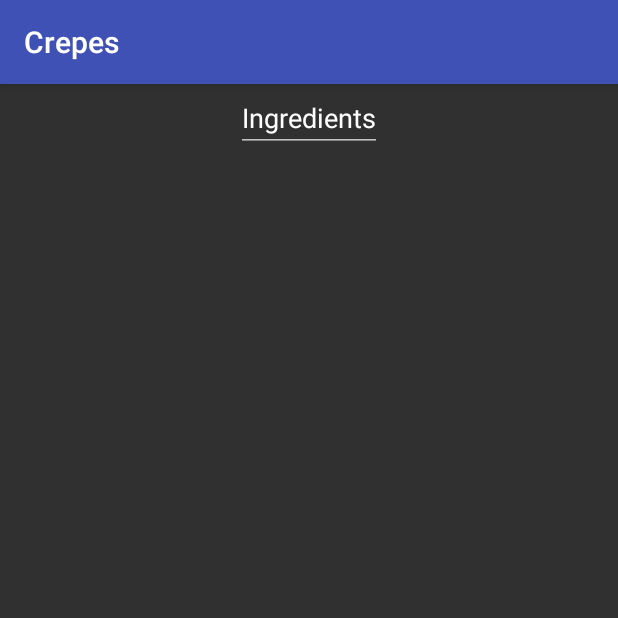
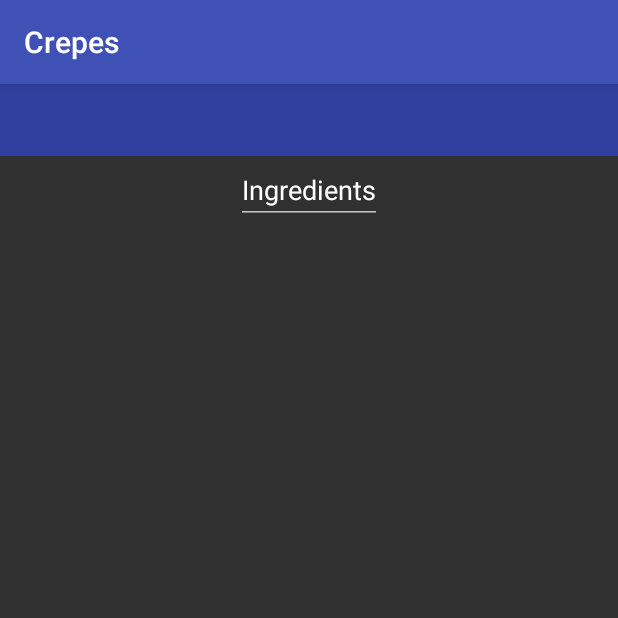
Before and after one commit to kderrick/breakfastRecipes, an Android app: the screen it shows after launch (MainActivity), after a tap on "Crepes", on a phone screen of 412 x 824 dp, the top half of it. Run offline under Robolectric (Android 15) with nearby library versions, the phone set to English and light mode, and no system bars.

Commit message:
add TabLayout to fragment_viewpager

```diff
--- a/app/build.gradle
+++ b/app/build.gradle
@@ -24,4 +24,5 @@ dependencies {
     testCompile 'junit:junit:4.12'
     compile 'com.android.support:appcompat-v7:23.4.0'
     compile 'com.android.support:recyclerview-v7:23.2.1'
+    compile 'com.android.support:design:23.2.1'
 }
--- a/app/src/main/res/layout/fragment_viewpager.xml
+++ b/app/src/main/res/layout/fragment_viewpager.xml
@@ -2,6 +2,13 @@
 <LinearLayout xmlns:android="http://schemas.android.com/apk/res/android"
     android:orientation="vertical" android:layout_width="match_parent"
     android:layout_height="match_parent">
+
+    <android.support.design.widget.TabLayout
+        android:layout_width="match_parent"
+        android:layout_height="wrap_content"
+        android:id="@+id/tabLayout"
+        android:background="@color/colorPrimaryDark"/>
+
 
     <android.support.v4.view.ViewPager
         android:layout_width="match_parent"
```
